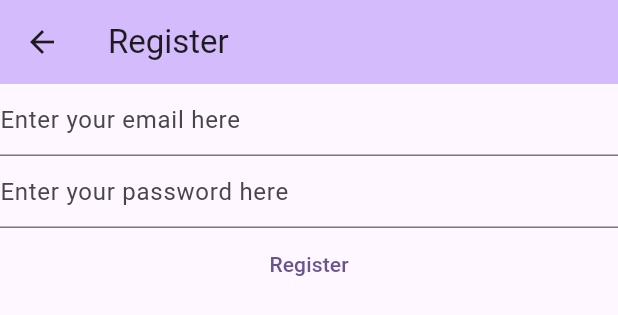
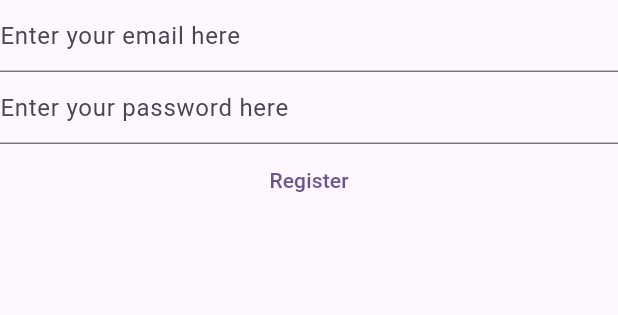
Before and after one commit to wahmadx13/flutter-app, a Flutter app: the RegisterView widget shown alone on an empty page, opened directly, on a phone screen of 412 x 824 dp. Shown: the top 315 px of the screen. Run offline on Flutter 3.47's test engine with Material 3 defaults, Android fonts, the phone set to English and light mode, and no system bars; our stand-ins replace firebase_auth, firebase_core; accounts and stored records are empty.

Commit message:
resolved hot refresh issue

```diff
--- a/lib/views/register_view.dart
+++ b/lib/views/register_view.dart
@@ -1,7 +1,5 @@
 import 'package:firebase_auth/firebase_auth.dart';
-import 'package:firebase_core/firebase_core.dart';
 import 'package:flutter/material.dart';
-import 'package:flutterapp/firebase_options.dart';
 
 class RegisterView extends StatefulWidget {
   const RegisterView({super.key});
@@ -30,18 +28,6 @@ class _RegisterViewState extends State<RegisterView> {
 
   @override
   Widget build(BuildContext context) {
-    return Scaffold(
-      appBar: AppBar(
-        title: const Text('Register'),
-        backgroundColor: Theme.of(context).colorScheme.inversePrimary,
-      ),
-      body: FutureBuilder(
-        future: Firebase.initializeApp(
-          options: DefaultFirebaseOptions.currentPlatform,
-        ),
-        builder: (context, snapshot) {
-          switch (snapshot.connectionState) {
-            case ConnectionState.done:
     return Column(
       children: [
         TextField(
@@ -49,16 +35,15 @@ class _RegisterViewState extends State<RegisterView> {
           enableSuggestions: false,
           autocorrect: false,
           keyboardType: TextInputType.emailAddress,
-                    decoration: const InputDecoration(
-                        hintText: 'Enter your email here'),
+          decoration: const InputDecoration(hintText: 'Enter your email here'),
         ),
         TextField(
           controller: _password,
           obscureText: true,
           enableSuggestions: false,
           autocorrect: false,
-                    decoration: const InputDecoration(
-                        hintText: 'Enter your password here'),
+          decoration:
+              const InputDecoration(hintText: 'Enter your password here'),
         ),
         TextButton(
           onPressed: () async {
@@ -83,11 +68,5 @@ class _RegisterViewState extends State<RegisterView> {
         ),
       ],
     );
-            default:
-              return const Text('Loading...');
-          }
-        },
-      ),
-    );
   }
 }
```
Also changed, not shown: lib/main.dart (+10 -16 lines), lib/views/login_view.dart (+4 -26 lines). Lines whose indentation alone changed are shown as unchanged.
